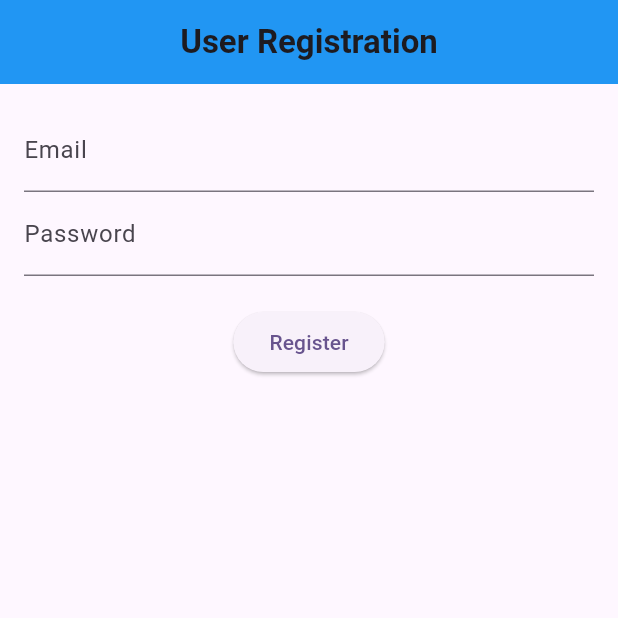
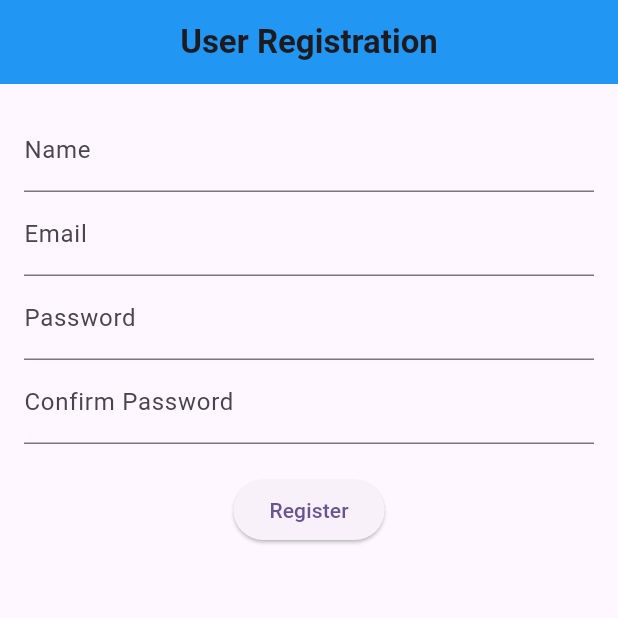
Before and after one commit to SSumu/flutter-assignment, a Flutter app: the RegisterUserPage screen opened directly, on a phone screen of 412 x 824 dp, the top half of it. Run offline on Flutter 3.47's test engine with Material 3 defaults, Android fonts, the phone set to English and light mode, and no system bars; our stand-ins replace carousel_slider, firebase_auth, firebase_core; accounts and stored records are empty.

Commit message:
Updated the User Registration page

```diff
--- a/lib/register_user_page.dart
+++ b/lib/register_user_page.dart
@@ -11,11 +11,22 @@ class RegisterUserPage extends StatefulWidget {
 
 class _RegisterUserPageState extends State<RegisterUserPage> {
   final FirebaseAuth _auth = FirebaseAuth.instance;
+  final TextEditingController _nameController = TextEditingController();
   final TextEditingController _emailController = TextEditingController();
   final TextEditingController _passwordController = TextEditingController();
+  final TextEditingController _confirmPasswordController =
+      TextEditingController();
   String _errorMessage = '';
 
   Future<void> _register() async {
+    if (_passwordController.text.trim() !=
+        _confirmPasswordController.text.trim()) {
+      setState(() {
+        _errorMessage = 'Password does not match';
+      });
+      return;
+    }
+
     try {
       UserCredential userCredential =
           await _auth.createUserWithEmailAndPassword(
@@ -54,12 +65,21 @@ class _RegisterUserPageState extends State<RegisterUserPage> {
         child: Column(
           children: [
             TextField(
+              controller: _nameController,
+              decoration: const InputDecoration(labelText: 'Name'),
+            ),
+            TextField(
               controller: _emailController,
               decoration: const InputDecoration(labelText: 'Email'),
             ),
             TextField(
               controller: _passwordController,
               decoration: const InputDecoration(labelText: 'Password'),
+              obscureText: true,
+            ),
+            TextField(
+              controller: _confirmPasswordController,
+              decoration: const InputDecoration(labelText: 'Confirm Password'),
               obscureText: true,
             ),
             const SizedBox(
```
